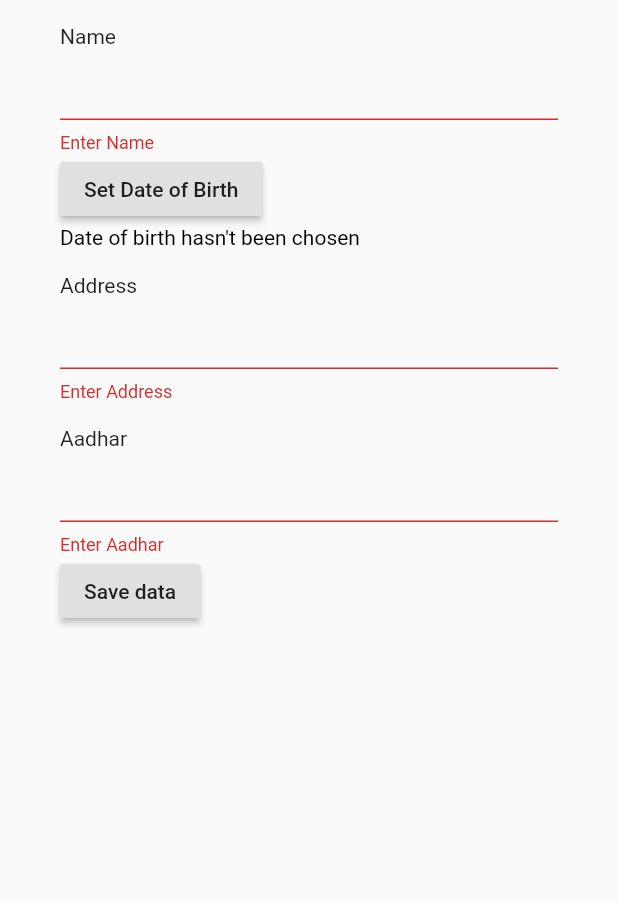
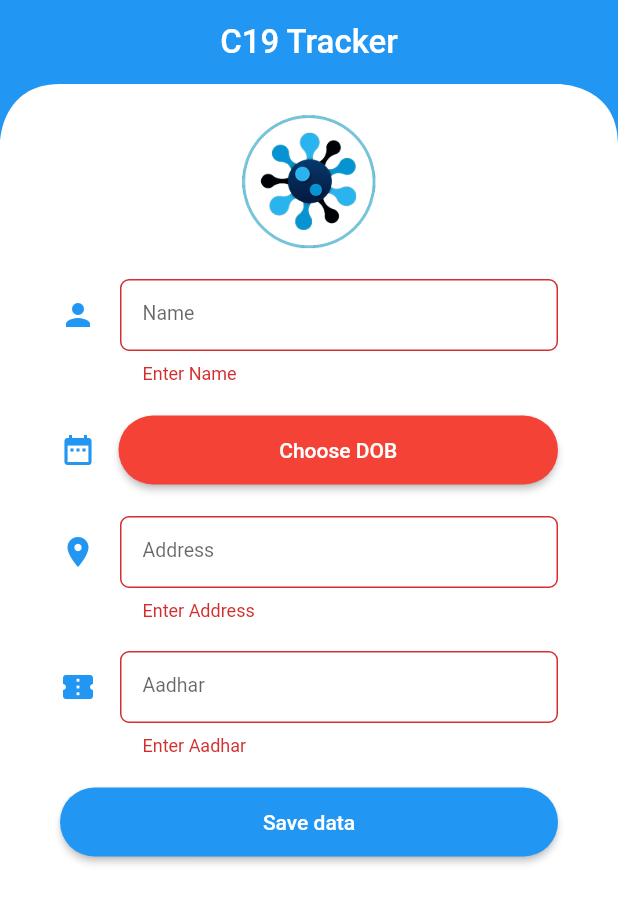
Before and after one commit to steevjames/C19-Tracker, a Flutter app: the screen it shows after launch, after a tap on "Save data", on a phone screen of 412 x 824 dp. Shown: the top 903 px of the screen. Run offline on Flutter 3.47's test engine with Material 2 defaults, Android fonts, the phone set to English and light mode, and no system bars; our stand-ins replace qr_flutter, shared_preferences.

```diff
--- /dev/null
+++ b/lib/Pages/Widgets/appbarCurve.dart
@@ -0,0 +1,22 @@
+import 'package:flutter/material.dart';
+
+class CustomShapeBorder extends ContinuousRectangleBorder {
+  @override
+  Path getOuterPath(Rect rect, {TextDirection textDirection}) {
+    final double curverad = 40;
+
+    Path path = Path();
+    path.lineTo(0, rect.height + curverad);
+    // Curve 1
+    path.cubicTo(
+        0, rect.height + curverad, 0, rect.height, curverad, rect.height);
+    path.lineTo(rect.width - curverad, rect.height);
+    // Curve 2
+    path.cubicTo(rect.width - curverad, rect.height, rect.width, rect.height,
+        rect.width, rect.height + curverad);
+    path.lineTo(rect.width, 0.0);
+    path.close();
+
+    return path;
+  }
+}
--- /dev/null
+++ b/lib/Pages/collectdata.dart
@@ -0,0 +1,181 @@
+import 'dart:convert';
+import 'package:datacollect/Pages/Widgets/appbarCurve.dart';
+import 'package:flutter/material.dart';
+import 'package:shared_preferences/shared_preferences.dart';
+
+class DataCollection extends StatefulWidget {
+  final Function refreshParent;
+  DataCollection({@required this.refreshParent});
+  @override
+  _DataCollectionState createState() => _DataCollectionState();
+}
+
+class _DataCollectionState extends State<DataCollection> {
+  final _formKey = GlobalKey<FormState>();
+  String name;
+  String address;
+  String aadhar;
+  String selectedDate;
+  bool dobError = false;
+  Map<String, String> result;
+  Color primaryColor = Colors.blue;
+
+  Future<void> _selectDate(BuildContext context) async {
+    final DateTime picked = await showDatePicker(
+      context: context,
+      initialDate: DateTime(1999),
+      firstDate: DateTime(1900, 1),
+      lastDate: DateTime(2050),
+    );
+    if (picked != null)
+      setState(() {
+        selectedDate = picked.year.toString().padLeft(2, '0') +
+            "-" +
+            picked.month.toString().padLeft(2, '0') +
+            "-" +
+            picked.day.toString().padLeft(2, '0');
+      });
+    print(selectedDate);
+  }
+
+  submitData() async {
+    setState(() {
+      dobError = false;
+    });
+
+    if (selectedDate == null) {
+      setState(() {
+        dobError = true;
+      });
+    }
+
+    if (!_formKey.currentState.validate() || selectedDate == null) return;
+
+    result = {
+      "Name": name,
+      "DOB": selectedDate,
+      "Address": address,
+      "Aadhar": aadhar,
+    };
+    print("Userdata from form \n$result");
+    SharedPreferences prefs = await SharedPreferences.getInstance();
+    await prefs.setString("userData", jsonEncode(result));
+    widget.refreshParent();
+  }
+
+  InputDecoration inpDec(text, icon) {
+    return InputDecoration(
+      border: OutlineInputBorder(
+        borderRadius: BorderRadius.circular(6),
+      ),
+      labelText: text,
+      contentPadding: EdgeInsets.symmetric(horizontal: 15),
+      labelStyle: TextStyle(fontSize: 13),
+      icon: Icon(icon, color: primaryColor),
+    );
+  }
+
+  @override
+  Widget build(BuildContext context) {
+    return Scaffold(
+      backgroundColor: Colors.white,
+      appBar: AppBar(
+        title: Text(
+          "C19 Tracker",
+          style: TextStyle(fontSize: 22),
+        ),
+        centerTitle: true,
+        backgroundColor: primaryColor,
+        elevation: 0,
+        shape: CustomShapeBorder(),
+      ),
+      body: Container(
+        margin: EdgeInsets.symmetric(horizontal: 40),
+        child: Form(
+          key: _formKey,
+          child: ListView(
+            children: <Widget>[
+              SafeArea(child: Center()),
+              Padding(
+                padding: const EdgeInsets.symmetric(vertical: 20),
+                child: Image.asset(
+                  "assets/icon.png",
+                  height: 90,
+                ),
+              ),
+              TextFormField(
+                validator: (value) {
+                  if (value.isEmpty) return "Enter Name";
+                  return null;
+                },
+                onChanged: (value) {
+                  name = value;
+                },
+                decoration: inpDec("Name", Icons.person),
+              ),
+              SizedBox(height: 20),
+              Row(
+                children: <Widget>[
+                  Icon(
+                    Icons.date_range,
+                    color: primaryColor,
+                  ),
+                  SizedBox(width: 15),
+                  Expanded(
+                    child: RaisedButton(
+                      onPressed: () => _selectDate(context),
+                      child: Text(
+                        selectedDate == null ? "Choose DOB" : selectedDate,
+                      ),
+                      padding: EdgeInsets.symmetric(vertical: 15),
+                      color: dobError ? Colors.red : primaryColor,
+                      textColor: Colors.white,
+                      shape: RoundedRectangleBorder(
+                        borderRadius: BorderRadius.circular(25.0),
+                      ),
+                    ),
+                  ),
+                ],
+              ),
+              SizedBox(height: 20),
+              TextFormField(
+                validator: (value) {
+                  if (value.isEmpty) return "Enter Address";
+                  return null;
+                },
+                onChanged: (value) {
+                  address = value;
+                },
+                decoration: inpDec("Address", Icons.place),
+              ),
+              SizedBox(height: 20),
+              TextFormField(
+                validator: (value) {
+                  if (value.isEmpty) return "Enter Aadhar";
+                  if (value.length != 12) return "Enter valid Aadhar";
+                  return null;
+                },
+                keyboardType: TextInputType.number,
+                onChanged: (value) {
+                  aadhar = value;
+                },
+                decoration: inpDec("Aadhar", Icons.confirmation_number),
+              ),
+              SizedBox(height: 20),
+              RaisedButton(
+                child: Text("Save data"),
+                onPressed: submitData,
+                color: primaryColor,
+                textColor: Colors.white,
+                shape: RoundedRectangleBorder(
+                  borderRadius: BorderRadius.circular(25.0),
+                ),
+                padding: EdgeInsets.symmetric(vertical: 15),
+              ),
+            ],
+          ),
+        ),
+      ),
+    );
+  }
+}
--- a/lib/homepage.dart
+++ b/lib/Pages/homepage.dart
@@ -1,5 +1,5 @@
-import 'package:datacollect/collectdata.dart';
-import 'package:datacollect/qrCode.dart';
+import 'package:datacollect/Pages/collectdata.dart';
+import 'package:datacollect/Pages/qrCode.dart';
 import 'package:flutter/material.dart';
 import 'package:shared_preferences/shared_preferences.dart';
 
--- a/lib/collectdata.dart
+++ /dev/null
@@ -1,136 +0,0 @@
-import 'dart:convert';
-
-import 'package:flutter/material.dart';
-import 'package:shared_preferences/shared_preferences.dart';
-
-class DataCollection extends StatefulWidget {
-  final Function refreshParent;
-  DataCollection({@required this.refreshParent});
-  @override
-  _DataCollectionState createState() => _DataCollectionState();
-}
-
-class _DataCollectionState extends State<DataCollection> {
-  final _formKey = GlobalKey<FormState>();
-  String name;
-  String address;
-  String aadhar;
-  String selectedDate;
-  bool dobError = false;
-  Map<String, String> result;
-
-  Future<void> _selectDate(BuildContext context) async {
-    final DateTime picked = await showDatePicker(
-      context: context,
-      initialDate: DateTime(1999),
-      firstDate: DateTime(1900, 1),
-      lastDate: DateTime(2050),
-    );
-    if (picked != null)
-      setState(() {
-        selectedDate = picked.year.toString().padLeft(2, '0') +
-            "-" +
-            picked.month.toString().padLeft(2, '0') +
-            "-" +
-            picked.day.toString().padLeft(2, '0');
-      });
-    print(selectedDate);
-  }
-
-  submitData() async {
-    setState(() {
-      dobError = false;
-    });
-    if (!_formKey.currentState.validate()) return;
-
-    if (selectedDate == null) {
-      setState(() {
-        dobError = true;
-      });
-      return;
-    }
-
-    result = {
-      "Name": name,
-      "DOB": selectedDate,
-      "Address": address,
-      "Aadhar": aadhar,
-    };
-    print("Userdata from form \n$result");
-    SharedPreferences prefs = await SharedPreferences.getInstance();
-    await prefs.setString("userData", jsonEncode(result));
-    widget.refreshParent();
-  }
-
-  @override
-  Widget build(BuildContext context) {
-    return Scaffold(
-        body: Container(
-      margin: EdgeInsets.symmetric(horizontal: 40),
-      child: Form(
-        key: _formKey,
-        child: ListView(
-          children: <Widget>[
-            SafeArea(child: Center()),
-            Text("\nName"),
-            TextFormField(
-              validator: (value) {
-                if (value.isEmpty) return "Enter Name";
-                return null;
-              },
-              onChanged: (value) {
-                name = value;
-              },
-            ),
-            Align(
-              alignment: Alignment.centerLeft,
-              child: RaisedButton(
-                onPressed: () => _selectDate(context),
-                child: Text(
-                  selectedDate == null
-                      ? 'Set Date of Birth'
-                      : "Change Date of birth",
-                ),
-              ),
-            ),
-            Text(
-              selectedDate == null
-                  ? "Date of birth hasn't been chosen"
-                  : "DOB: " + selectedDate,
-              style: TextStyle(color: dobError ? Colors.red : Colors.black),
-            ),
-            Text("\nAddress"),
-            TextFormField(
-              validator: (value) {
-                if (value.isEmpty) return "Enter Address";
-                return null;
-              },
-              onChanged: (value) {
-                address = value;
-              },
-            ),
-            Text("\nAadhar"),
-            TextFormField(
-              validator: (value) {
-                if (value.isEmpty) return "Enter Aadhar";
-                if (value.length != 12) return "Enter valid Aadhar";
-                return null;
-              },
-              keyboardType: TextInputType.number,
-              onChanged: (value) {
-                aadhar = value;
-              },
-            ),
-            Align(
-              alignment: Alignment.centerLeft,
-              child: RaisedButton(
-                child: Text("Save data"),
-                onPressed: submitData,
-              ),
-            ),
-          ],
-        ),
-      ),
-    ));
-  }
-}
--- a/lib/main.dart
+++ b/lib/main.dart
@@ -1,4 +1,4 @@
-import 'package:datacollect/homepage.dart';
+import 'package:datacollect/Pages/homepage.dart';
 import 'package:flutter/material.dart';
 import 'package:shared_preferences/shared_preferences.dart';
 
```
Also changed, not shown: lib/Pages/qrCode.dart (renamed from lib/qrCode.dart).
